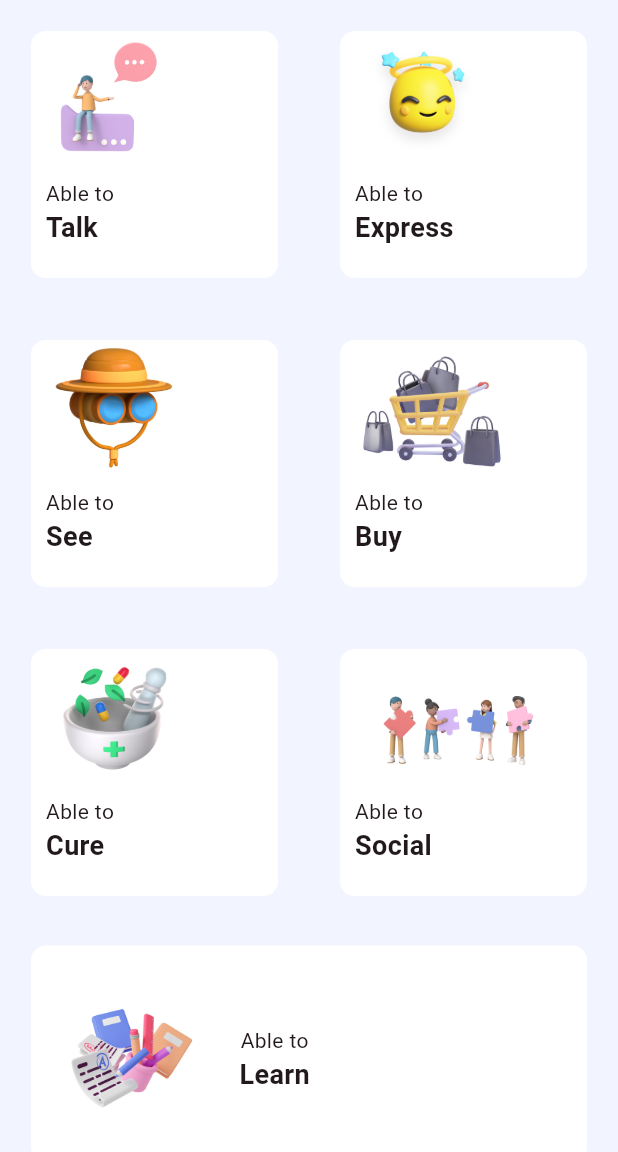
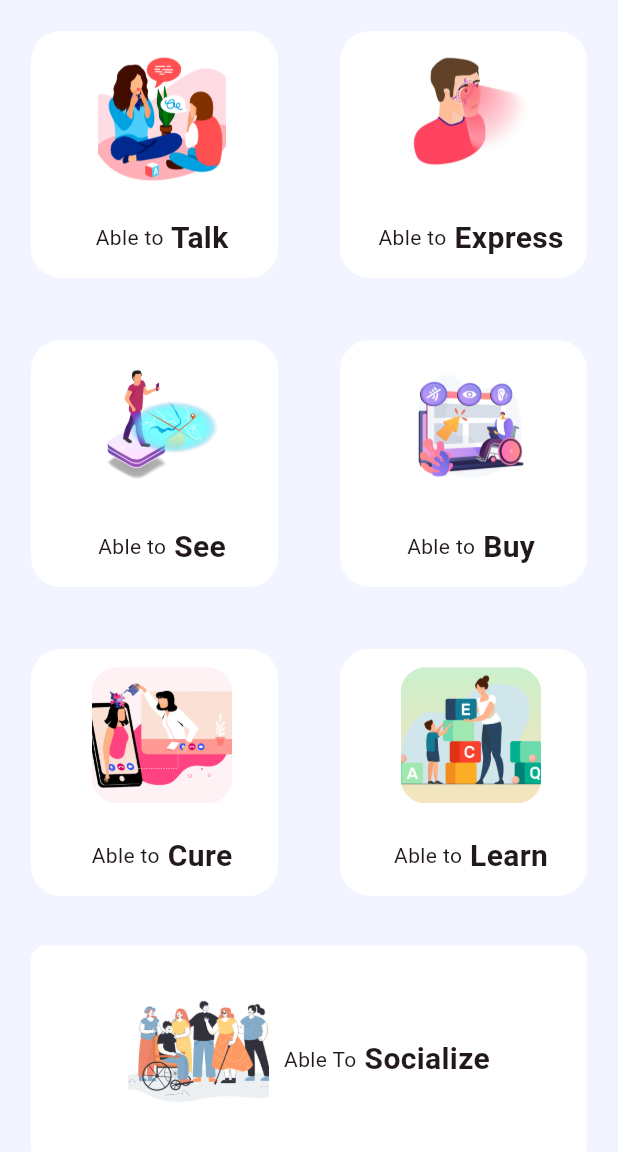
Before and after one commit to ededin/ablelyf-app, a Flutter app: the screen it shows after launch, on a phone screen of 412 x 824 dp, the part 84-1236 px from its top. Run offline on Flutter 3.47's test engine with Material 2 defaults, Android fonts, the light colour scheme and no system bars; our stand-ins replace cached_network_image, carousel_slider, get, shared_preferences; missing offline and left inert: horizontal_calendar.

Commit message:
Module ui changes

```diff
--- a/lib/screens/module_select/module_select.dart
+++ b/lib/screens/module_select/module_select.dart
@@ -11,8 +11,8 @@ class ModuleSelect extends StatelessWidget {
       Pharses(message: "Able to See", image: ModulesImages.see),
       Pharses(message: "Able to Buy", image: ModulesImages.buy),
       Pharses(message: "Able to Cure", image: ModulesImages.cure),
-      Pharses(message: "Able to Social", image: ModulesImages.social),
       Pharses(message: "Able to Learn", image: ModulesImages.learn),
+      Pharses(message: "Able To Socialize", image: ModulesImages.social),
     ];
     return Scaffold(
       backgroundColor: const Color(0xffF2F5FF),
@@ -65,10 +65,11 @@ class ModuleSelect extends StatelessWidget {
                       width: 0.4.sw,
                       decoration: BoxDecoration(
                         color: Colors.white,
-                        borderRadius: BorderRadius.circular(10),
+                        borderRadius: BorderRadius.circular(20),
                       ),
                       child: Column(
-                        crossAxisAlignment: CrossAxisAlignment.start,
+                        crossAxisAlignment: CrossAxisAlignment.center,
+                        mainAxisAlignment: MainAxisAlignment.spaceEvenly,
                         children: [
                           Padding(
                             padding: const EdgeInsets.only(left: 10),
@@ -79,20 +80,22 @@ class ModuleSelect extends StatelessWidget {
                           ),
                           Padding(
                             padding: const EdgeInsets.only(left: 10, top: 8),
-                            child: Text(modules[i]
+                            child: Row(
+                              mainAxisAlignment: MainAxisAlignment.center,
+                              children: [
+                                Text(modules[i]
                                     .message
                                     .split(' ')
                                     .sublist(0, 2)
                                     .join(' ')),
-                          ),
-                          Padding(
-                            padding: const EdgeInsets.only(left: 10),
-                            child: Text(
-                              modules[i].message.split(' ').last,
+                                Text(
+                                  ' ${modules[i].message.split(' ').last}',
                                   style: const TextStyle(
                                     fontWeight: FontWeight.bold,
-                                fontSize: 18,
+                                    fontSize: 20,
                                   ),
+                                ),
+                              ],
                             ),
                           ),
                         ],
@@ -119,9 +122,10 @@ class ModuleSelect extends StatelessWidget {
                       borderRadius: BorderRadius.circular(10),
                     ),
                     child: Row(
+                      mainAxisAlignment: MainAxisAlignment.center,
                       children: [
                         Image.asset(
-                          ModulesImages.learn,
+                          modules[6].image,
                           height: 0.22.sw,
                         ),
                         Column(
@@ -129,20 +133,21 @@ class ModuleSelect extends StatelessWidget {
                           children: [
                             Padding(
                               padding: const EdgeInsets.only(left: 10, top: 8),
-                              child: Text(modules[6]
+                              child: Row(
+                                children: [
+                                  Text(modules[6]
                                       .message
                                       .split(' ')
                                       .sublist(0, 2)
                                       .join(' ')),
-                            ),
-                            Padding(
-                              padding: const EdgeInsets.only(left: 10),
-                              child: Text(
-                                modules[6].message.split(' ').last,
+                                  Text(
+                                    ' ${modules[6].message.split(' ').last}',
                                     style: const TextStyle(
                                       fontWeight: FontWeight.bold,
-                                  fontSize: 18,
+                                      fontSize: 20,
                                     ),
+                                  ),
+                                ],
                               ),
                             ),
                           ],
```
Also changed, not shown: assets/images/modules/buy.png, assets/images/modules/cure.png, assets/images/modules/express.png, assets/images/modules/learn.png, assets/images/modules/see.png, assets/images/modules/social.png, assets/images/modules/talk.png, 1 other file. Lines whose indentation alone changed are shown as unchanged.
